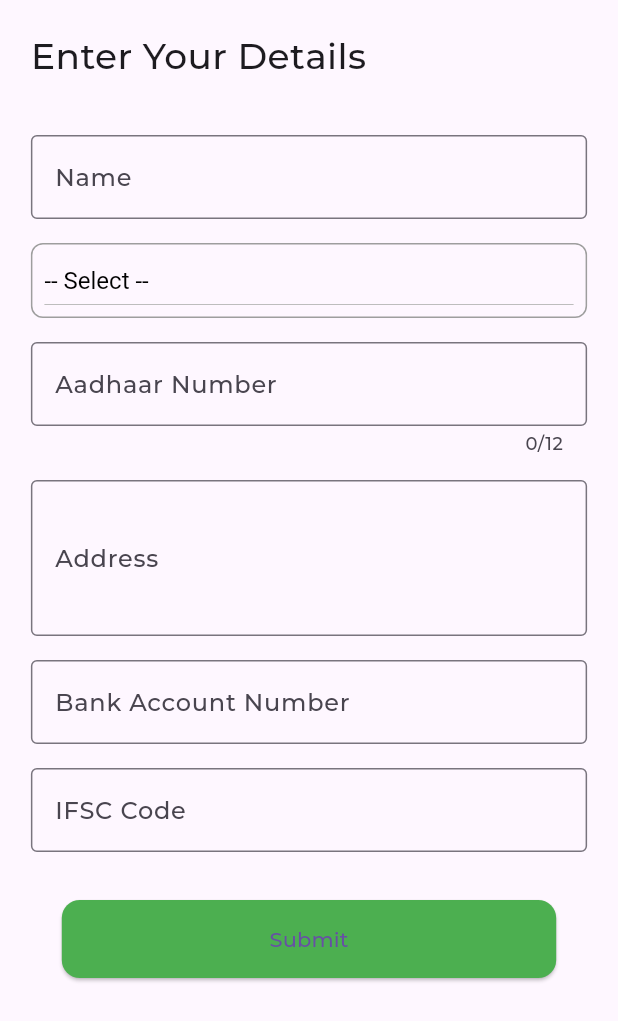
After one commit to anisha-01-phoenix/KrishiConnect, a Flutter app: the UserDetailsScreen screen opened directly, on a phone screen of 412 x 824 dp. The commit adds this screen. Shown: the top 1021 px of the screen. Run offline on Flutter 3.47's test engine with Material 3 defaults, Android fonts, the phone set to English and light mode, and no system bars; our stand-ins replace animated_bottom_navigation_bar, banner_carousel, firebase_auth, firebase_core, shared_preferences; accounts and stored records are empty; network calls fail.

Commit message:
User Details Done

```diff
--- a/lib/screens/authentication screens/add_details.dart
+++ /dev/null
@@ -1,15 +0,0 @@
-import 'package:flutter/material.dart';
-
-class AddDetailsScreen extends StatefulWidget {
-  const AddDetailsScreen({super.key});
-
-  @override
-  State<AddDetailsScreen> createState() => _AddDetailsScreenState();
-}
-
-class _AddDetailsScreenState extends State<AddDetailsScreen> {
-  @override
-  Widget build(BuildContext context) {
-    return const Placeholder();
-  }
-}
--- a/lib/screens/authentication screens/login.dart
+++ b/lib/screens/authentication screens/login.dart
@@ -1,7 +1,7 @@
 import 'package:flutter/material.dart';
 import 'package:firebase_auth/firebase_auth.dart';
 import 'package:firebase_core/firebase_core.dart';
-import 'package:krishi_connect/screens/authentication%20screens/add_details.dart';
+import 'package:krishi_connect/screens/authentication%20screens/user_details.dart';
 import 'package:krishi_connect/screens/dashboard.dart';
 
 class LoginScreen extends StatefulWidget {
@@ -154,7 +154,7 @@ class _LoginScreenState extends State<LoginScreen> {
       if (mounted) {
         Navigator.pushReplacement(
           context,
-          MaterialPageRoute(builder: (context) => AddDetailsScreen()),
+          MaterialPageRoute(builder: (context) => UserDetailsScreen()),
         );
       }
     } catch (e) {
--- /dev/null
+++ b/lib/screens/authentication screens/user_details.dart
@@ -0,0 +1,182 @@
+import 'package:flutter/material.dart';
+import 'package:krishi_connect/screens/dashboard.dart';
+
+class UserDetailsScreen extends StatefulWidget {
+  @override
+  _UserDetailsScreenState createState() => _UserDetailsScreenState();
+}
+
+class _UserDetailsScreenState extends State<UserDetailsScreen> {
+  final _formKey = GlobalKey<FormState>();
+  String _selectedUserType = '-- Select --';
+
+  final TextEditingController _nameController = TextEditingController();
+  final TextEditingController _aadharController = TextEditingController();
+  final TextEditingController _addressController = TextEditingController();
+  final TextEditingController _accountNumberController = TextEditingController();
+  final TextEditingController _ifscController = TextEditingController();
+
+  @override
+  Widget build(BuildContext context) {
+    double screenWidth = MediaQuery.of(context).size.width;
+    double screenHeight = MediaQuery.of(context).size.height;
+
+    return Scaffold(
+      resizeToAvoidBottomInset: true, // Ensure the keyboard pushes up content
+      body: SafeArea(
+        child: Padding(
+          padding: EdgeInsets.symmetric(horizontal: screenWidth * 0.05, vertical: 20.0),
+          child: SingleChildScrollView(
+            child: Column(
+              crossAxisAlignment: CrossAxisAlignment.start,
+              children: [
+                Text(
+                  "Enter Your Details",
+                  style: TextStyle(fontSize: 24.0),
+                ),
+                SizedBox(height: 36.0),
+                // Name Field
+                TextFormField(
+                  controller: _nameController,
+                  textCapitalization: TextCapitalization.words,
+                  decoration: InputDecoration(
+                    labelText: "Name",
+                    border: OutlineInputBorder(),
+                  ),
+                  validator: (value) {
+                    if (value == null || value.isEmpty) {
+                      return 'Please enter your name';
+                    }
+                    return null;
+                  },
+                ),
+                SizedBox(height: 16),
+                Container(
+                  width: screenWidth * 0.9,
+                  padding: EdgeInsets.symmetric(horizontal: 8),
+                  decoration: BoxDecoration(
+                    border: Border.all(color: Colors.grey, width: 1),
+                    borderRadius: BorderRadius.circular(8),
+                  ),
+                  child: DropdownButton<String>(
+                    value: _selectedUserType,
+                    items: <String>['-- Select --', 'Farmer', 'Buyer'].map((String value) {
+                      return DropdownMenuItem<String>(
+                        value: value,
+                        child: Text(value[0].toUpperCase() + value.substring(1)),
+                      );
+                    }).toList(),
+                    onChanged: (String? newValue) {
+                      setState(() {
+                        _selectedUserType = newValue!;
+                      });
+                    },
+                    iconSize: 0,
+                    dropdownColor: Colors.white,
+                    style: TextStyle(color: Colors.black, fontSize: 16),
+                  ),
+                ),
+                SizedBox(height: 16),
+                // Aadhaar Number Field
+                TextFormField(
+                  controller: _aadharController,
+                  decoration: InputDecoration(
+                    labelText: "Aadhaar Number",
+                    border: OutlineInputBorder(),
+                  ),
+                  keyboardType: TextInputType.number,
+                  maxLength: 12,
+                  validator: (value) {
+                    if (value == null || value.isEmpty) {
+                      return 'Please enter your Aadhaar number';
+                    } else if (value.length != 12) {
+                      return 'Aadhaar number must be 12 digits';
+                    }
+                    return null;
+                  },
+                ),
+                SizedBox(height: 16),
+                // Address Field
+                TextFormField(
+                  controller: _addressController,
+                  decoration: InputDecoration(
+                    labelText: "Address",
+                    border: OutlineInputBorder(),
+                  ),
+                  maxLines: 3,
+                  validator: (value) {
+                    if (value == null || value.isEmpty) {
+                      return 'Please enter your address';
+                    }
+                    return null;
+                  },
+                ),
+                SizedBox(height: 16),
+                // Bank Account Number Field
+                TextFormField(
+                  controller: _accountNumberController,
+                  decoration: InputDecoration(
+                    labelText: "Bank Account Number",
+                    border: OutlineInputBorder(),
+                  ),
+                  keyboardType: TextInputType.number,
+                  validator: (value) {
+                    if (value == null || value.isEmpty) {
+                      return 'Please enter your bank account number';
+                    }
+                    return null;
+                  },
+                ),
+                SizedBox(height: 16),
+                // IFSC Code Field
+                TextFormField(
+                  controller: _ifscController,
+                  textCapitalization: TextCapitalization.characters,
+                  decoration: InputDecoration(
+                    labelText: "IFSC Code",
+                    border: OutlineInputBorder(),
+                  ),
+                  validator: (value) {
+                    if (value == null || value.isEmpty) {
+                      return 'Please enter your bank IFSC code';
+                    }
+                    return null;
+                  },
+                ),
+                SizedBox(height: 32),
+                // Submit Button
+                Center(
+                  child: ElevatedButton(
+                    style: ElevatedButton.styleFrom(
+                      backgroundColor: Colors.green,
+                      padding: EdgeInsets.symmetric(vertical: 16),
+                      minimumSize: Size(screenWidth*0.8, screenHeight*0.05),
+                      shape: RoundedRectangleBorder(
+                        borderRadius: BorderRadius.circular(12),
+                      ),
+                    ),
+                    onPressed: () {
+                      if (_formKey.currentState?.validate() ?? true) {
+                        // If the form is valid, display a snackbar or handle submission
+                        ScaffoldMessenger.of(context).showSnackBar(
+                          const SnackBar(content: Text('Processing and Storing Data')),
+                        );
+
+                        Navigator.pushReplacement(
+                          context,
+                          MaterialPageRoute(builder: (context) => Dashboard()),
+                        );
+                        // Perform the submission or other operations
+                      }
+                    },
+                    child: Text('Submit'),
+                  ),
+                ),
+              ],
+            ),
+          ),
+        ),
+      ),
+    );
+  }
+}
--- a/lib/screens/splash_screen.dart
+++ b/lib/screens/splash_screen.dart
@@ -1,3 +1,4 @@
+import 'package:firebase_auth/firebase_auth.dart';
 import 'package:flutter/material.dart';
 import 'package:krishi_connect/screens/dashboard.dart';
 import 'package:krishi_connect/screens/test_screen.dart';
@@ -13,15 +14,18 @@ class SplashScreen extends StatefulWidget {
 
 class _SplashScreenState extends State<SplashScreen> {
 
+  final User? _authUser = FirebaseAuth.instance.currentUser;
+
   @override
   void initState() {
     super.initState();
+
 
     // Navigate to HomeScreen after 2 seconds
     Future.delayed(Duration(seconds: 2), () {
       Navigator.pushReplacement(
         context,
-        MaterialPageRoute(builder: (context) => LoginScreen()),
+        MaterialPageRoute(builder: (context) => (_authUser==null)?LoginScreen():Dashboard()),
       );
     });
   }
```
Also changed, not shown: firebase.json (added).
